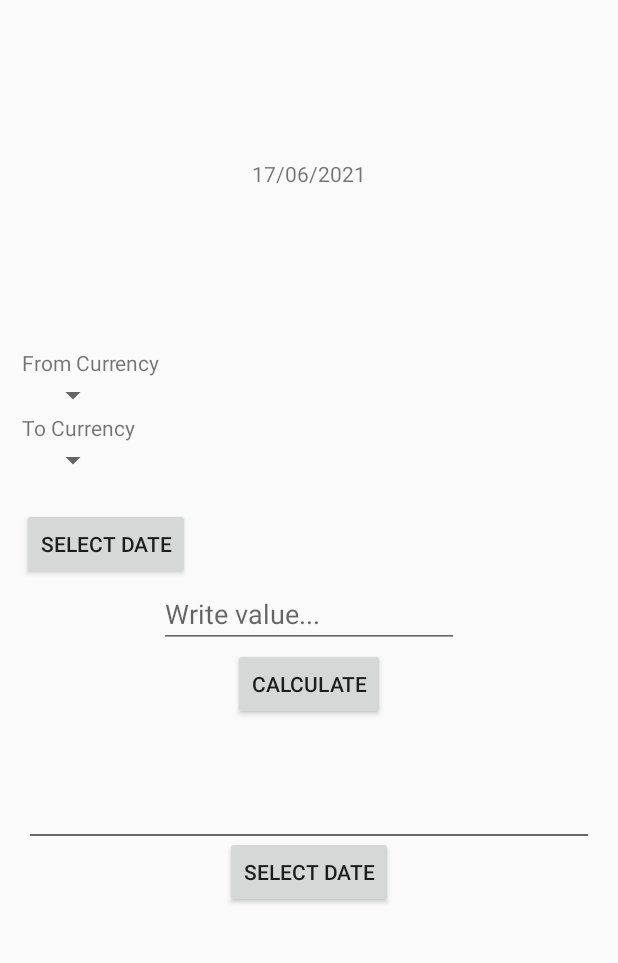
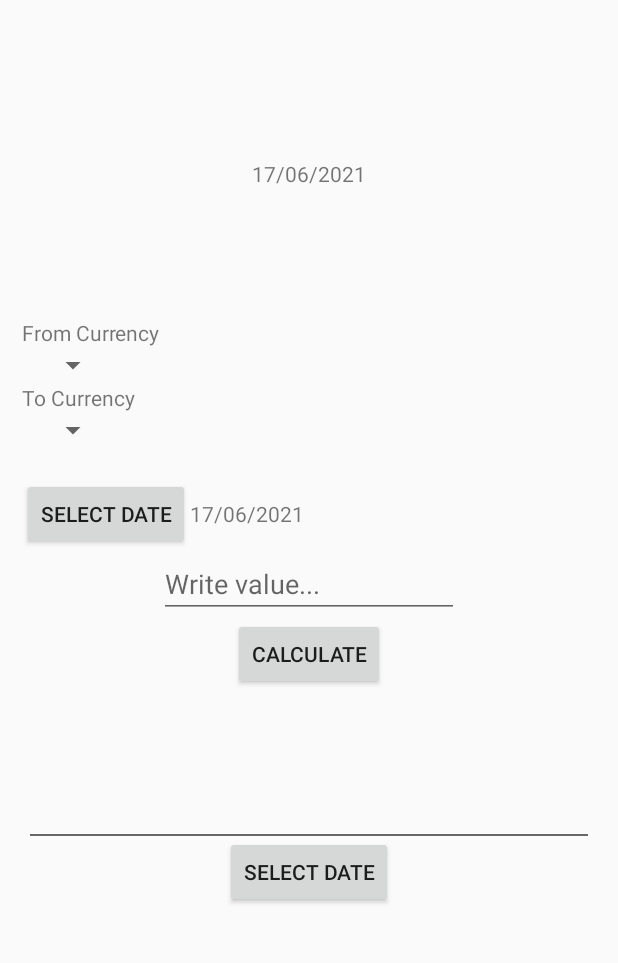
Before and after one commit to Impulseone/FinancialApp, an Android app: the fragment ConverterFragment placed in its activity, on a phone screen of 412 x 824 dp, the part 84-1047 px from its top. Run offline under Robolectric (Android 15) with nearby library versions, the phone set to English and light mode, and no system bars; network calls fail; 4 statements that could not run were skipped.

Commit message:
set date

```diff
--- a/FinancialApp/app/src/main/java/com/darklight_systems/financialapp/view/ConverterFragment.kt
+++ b/FinancialApp/app/src/main/java/com/darklight_systems/financialapp/view/ConverterFragment.kt
@@ -1,14 +1,13 @@
 package com.darklight_systems.financialapp.view
 
+import android.app.DatePickerDialog
 import android.os.AsyncTask
 import android.os.Bundle
 import androidx.fragment.app.Fragment
 import android.view.LayoutInflater
 import android.view.View
 import android.view.ViewGroup
-import android.widget.AdapterView
-import android.widget.ArrayAdapter
-import android.widget.Spinner
+import android.widget.*
 import com.darklight_systems.financialapp.R
 import com.darklight_systems.financialapp.controller.AllCurrenciesParser
 import com.darklight_systems.financialapp.controller.convertToDateFromLocalDate
@@ -17,9 +16,12 @@ import com.darklight_systems.financialapp.controller.parseFromLocalDateToString
 import com.darklight_systems.financialapp.model.CURRENCY_HISTORY_URL
 import com.darklight_systems.financialapp.model.Currency
 import com.darklight_systems.financialapp.model.GET_ALL_CURRENCY_URL
+import kotlinx.android.synthetic.main.fragment_currency_per_date.*
 import org.xmlpull.v1.XmlPullParserException
 import java.io.IOException
 import java.time.LocalDate
+import java.util.*
+import kotlin.collections.ArrayList
 
 class ConverterFragment : Fragment() {
 
@@ -28,15 +30,25 @@ class ConverterFragment : Fragment() {
     private lateinit var spinnerFrom: Spinner
     private lateinit var spinnerTo: Spinner
     private var allCurrencies:ArrayList<Currency> = ArrayList()
+    private lateinit var selectedDate: LocalDate
+    private lateinit var selectDateButton: Button
 
     override fun onCreateView(
         inflater: LayoutInflater, container: ViewGroup?,
         savedInstanceState: Bundle?
     ): View {
         val view: View = inflater.inflate(R.layout.fragment_converter, container, false)
+        setCurrentDate(view)
         initSpinners(view)
+        setSelectDateButton(view)
+        return view
+    }
+
+    private fun setCurrentDate(view: View?) {
+        selectedDate = LocalDate.now()
+        val date = parseFromLocalDateToString(selectedDate,"dd/MM/yyyy")
+        (view?.findViewById(R.id.selected_date_tv) as TextView).text = date
         DownloadCurrencyTask().execute(GET_ALL_CURRENCY_URL(parseFromLocalDateToString(LocalDate.now(),"dd.MM.yyyy")))
-        return view
     }
 
     private fun initSpinners(view: View) {
@@ -69,6 +81,31 @@ class ConverterFragment : Fragment() {
             override fun onNothingSelected(parent: AdapterView<*>?) {}
         }
     }
+
+    private fun setSelectDateButton(view: View) {
+        selectDateButton = view.findViewById(R.id.select_date_button) as Button
+        selectDateButton.setOnClickListener {
+            openDatePicker(selected_date_tv)
+        }
+    }
+
+    private fun openDatePicker(textView: TextView) {
+        val year = selectedDate.year
+        val month = selectedDate.monthValue-1
+        val day = selectedDate.dayOfMonth
+        val dpd = DatePickerDialog(requireActivity(), { _, year, monthOfYear, dayOfMonth ->
+            selectedDate = LocalDate.of(year, monthOfYear+1, dayOfMonth)
+            val dateString = parseFromLocalDateToString(selectedDate,"dd/MM/yyyy")
+            textView.text = dateString
+        },
+            year, month, day)
+
+        dpd.datePicker.maxDate = Date().time
+
+        dpd.show()
+    }
+
+
     private inner class DownloadCurrencyTask : AsyncTask<String, Void, List<Currency>>() {
         override fun doInBackground(vararg urls: String): List<Currency> {
             return try {
--- a/FinancialApp/app/src/main/res/layout/fragment_converter.xml
+++ b/FinancialApp/app/src/main/res/layout/fragment_converter.xml
@@ -38,6 +38,7 @@
         android:layout_height="wrap_content"
         android:layout_marginStart="10dp">
         <Button
+            android:id="@+id/select_date_button"
             android:layout_width="wrap_content"
             android:layout_height="wrap_content"
             android:text="@string/select_date"/>
@@ -60,4 +61,10 @@
         android:layout_height="wrap_content"
         android:text="calculate"/>
 
+    <TextView
+        android:id="@+id/calculating_result"
+        android:layout_marginTop="20dp"
+        android:layout_width="wrap_content"
+        android:layout_height="wrap_content" />
+
 </LinearLayout>
```
